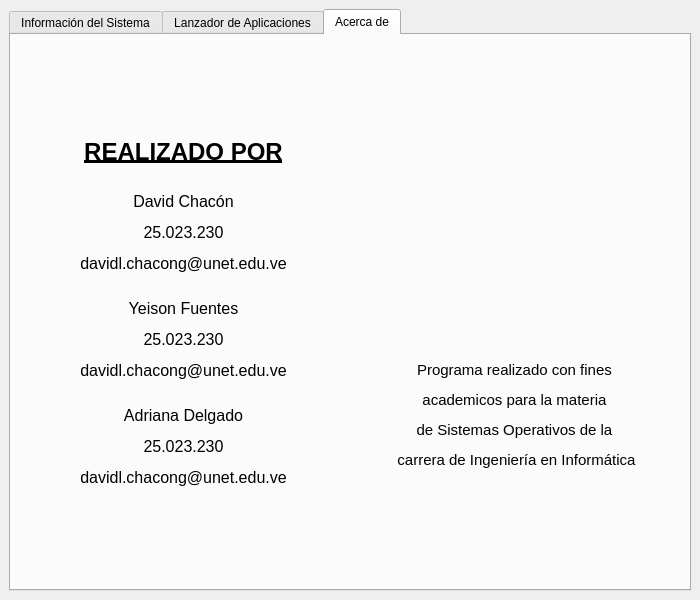
DavidL28D/Sistemas_Operativos-MonitoreoSO, file Codigo/Interfaz/interfaz/ventana_principal.ui: the form before one commit.
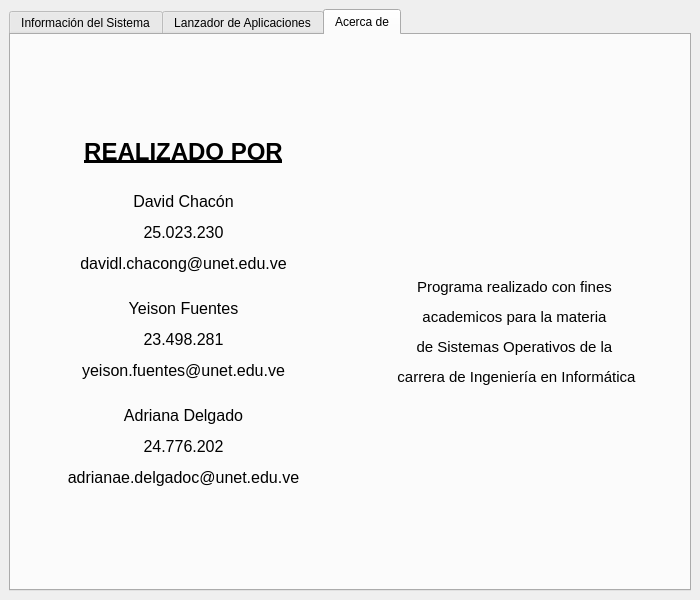
The form after the commit. The open tabs and pages were chosen to show the change. Icons and pictures are not drawn.

```diff
--- a/Codigo/Interfaz/interfaz/ventana_principal.ui
+++ b/Codigo/Interfaz/interfaz/ventana_principal.ui
@@ -574,7 +574,7 @@
             <item>
              <widget class="QLabel" name="yeison">
               <property name="text">
-               <string>&lt;html&gt;&lt;head/&gt;&lt;body&gt;&lt;p align=&quot;center&quot;&gt;&lt;span style=&quot; font-size:12pt;&quot;&gt;Yeison Fuentes&lt;/span&gt;&lt;/p&gt;&lt;p align=&quot;center&quot;&gt;&lt;span style=&quot; font-size:12pt;&quot;&gt;25.023.230&lt;/span&gt;&lt;/p&gt;&lt;p align=&quot;center&quot;&gt;&lt;span style=&quot; font-size:12pt;&quot;&gt;davidl.chacong@unet.edu.ve&lt;/span&gt;&lt;/p&gt;&lt;/body&gt;&lt;/html&gt;</string>
+               <string>&lt;html&gt;&lt;head/&gt;&lt;body&gt;&lt;p align=&quot;center&quot;&gt;&lt;span style=&quot; font-size:12pt;&quot;&gt;Yeison Fuentes&lt;/span&gt;&lt;/p&gt;&lt;p align=&quot;center&quot;&gt;&lt;span style=&quot; font-size:12pt;&quot;&gt;23.498.281&lt;/span&gt;&lt;/p&gt;&lt;p align=&quot;center&quot;&gt;&lt;span style=&quot; font-size:12pt;&quot;&gt;yeison.fuentes@unet.edu.ve&lt;/span&gt;&lt;/p&gt;&lt;/body&gt;&lt;/html&gt;</string>
               </property>
              </widget>
             </item>
@@ -597,7 +597,7 @@
             <item>
              <widget class="QLabel" name="adriana">
               <property name="text">
-               <string>&lt;html&gt;&lt;head/&gt;&lt;body&gt;&lt;p align=&quot;center&quot;&gt;&lt;span style=&quot; font-size:12pt;&quot;&gt;Adriana Delgado&lt;/span&gt;&lt;/p&gt;&lt;p align=&quot;center&quot;&gt;&lt;span style=&quot; font-size:12pt;&quot;&gt;25.023.230&lt;/span&gt;&lt;/p&gt;&lt;p align=&quot;center&quot;&gt;&lt;span style=&quot; font-size:12pt;&quot;&gt;davidl.chacong@unet.edu.ve&lt;/span&gt;&lt;/p&gt;&lt;/body&gt;&lt;/html&gt;</string>
+               <string>&lt;html&gt;&lt;head/&gt;&lt;body&gt;&lt;p align=&quot;center&quot;&gt;&lt;span style=&quot; font-size:12pt;&quot;&gt;Adriana Delgado&lt;/span&gt;&lt;/p&gt;&lt;p align=&quot;center&quot;&gt;&lt;span style=&quot; font-size:12pt;&quot;&gt;24.776.202&lt;/span&gt;&lt;/p&gt;&lt;p align=&quot;center&quot;&gt;&lt;span style=&quot; font-size:12pt;&quot;&gt;adrianae.delgadoc@unet.edu.ve&lt;/span&gt;&lt;/p&gt;&lt;/body&gt;&lt;/html&gt;</string>
               </property>
              </widget>
             </item>
@@ -632,51 +632,12 @@
              </spacer>
             </item>
             <item>
-             <widget class="QLabel" name="logo">
-              <property name="sizePolicy">
-               <sizepolicy hsizetype="Preferred" vsizetype="Preferred">
-                <horstretch>0</horstretch>
-                <verstretch>0</verstretch>
-               </sizepolicy>
-              </property>
-              <property name="minimumSize">
-               <size>
-                <width>100</width>
-                <height>200</height>
-               </size>
-              </property>
-              <property name="maximumSize">
-               <size>
-                <width>200</width>
-                <height>200</height>
-               </size>
-              </property>
-              <property name="font">
-               <font>
-                <kerning>true</kerning>
-               </font>
-              </property>
-              <property name="layoutDirection">
-               <enum>Qt::LeftToRight</enum>
-              </property>
-              <property name="autoFillBackground">
-               <bool>false</bool>
-              </property>
-              <property name="styleSheet">
-               <string notr="true"/>
-              </property>
-              <property name="frameShape">
-               <enum>QFrame::NoFrame</enum>
-              </property>
-              <property name="lineWidth">
-               <number>1</number>
-              </property>
+             <widget class="QLabel" name="label">
               <property name="text">
-               <string>&lt;!DOCTYPE HTML PUBLIC &quot;-//W3C//DTD HTML 4.0//EN&quot; &quot;http://www.w3.org/TR/REC-html40/strict.dtd&quot;&gt;
-&lt;html&gt;&lt;head&gt;&lt;meta name=&quot;qrichtext&quot; content=&quot;1&quot; /&gt;&lt;style type=&quot;text/css&quot;&gt;
-p, li { white-space: pre-wrap; }
-&lt;/style&gt;&lt;/head&gt;&lt;body style=&quot; font-family:'Noto Sans'; font-size:10pt; font-weight:456; font-style:normal;&quot;&gt;
-&lt;p style=&quot; margin-top:0px; margin-bottom:0px; margin-left:0px; margin-right:0px; -qt-block-indent:0; text-indent:0px;&quot;&gt;&lt;img src=&quot;:/unet/UNET (Azul).png&quot; /&gt;&lt;/p&gt;&lt;/body&gt;&lt;/html&gt;</string>
+               <string/>
+              </property>
+              <property name="pixmap">
+               <pixmap resource="../recursos/logo.qrc">:/unet.png</pixmap>
               </property>
               <property name="scaledContents">
                <bool>false</bool>
@@ -684,17 +645,24 @@
               <property name="alignment">
                <set>Qt::AlignCenter</set>
               </property>
-              <property name="margin">
-               <number>0</number>
-              </property>
-              <property name="openExternalLinks">
-               <bool>false</bool>
-              </property>
-              <property name="textInteractionFlags">
-               <set>Qt::NoTextInteraction</set>
-              </property>
              </widget>
             </item>
+            <item>
+             <spacer name="verticalSpacer">
+              <property name="orientation">
+               <enum>Qt::Vertical</enum>
+              </property>
+              <property name="sizeType">
+               <enum>QSizePolicy::Fixed</enum>
+              </property>
+              <property name="sizeHint" stdset="0">
+               <size>
+                <width>10</width>
+                <height>20</height>
+               </size>
+              </property>
+             </spacer>
+            </item>
             <item>
              <widget class="QLabel" name="desarrollado">
               <property name="text">
```
Left out of the diff: 4 changed lines with no effect on the pictures.
